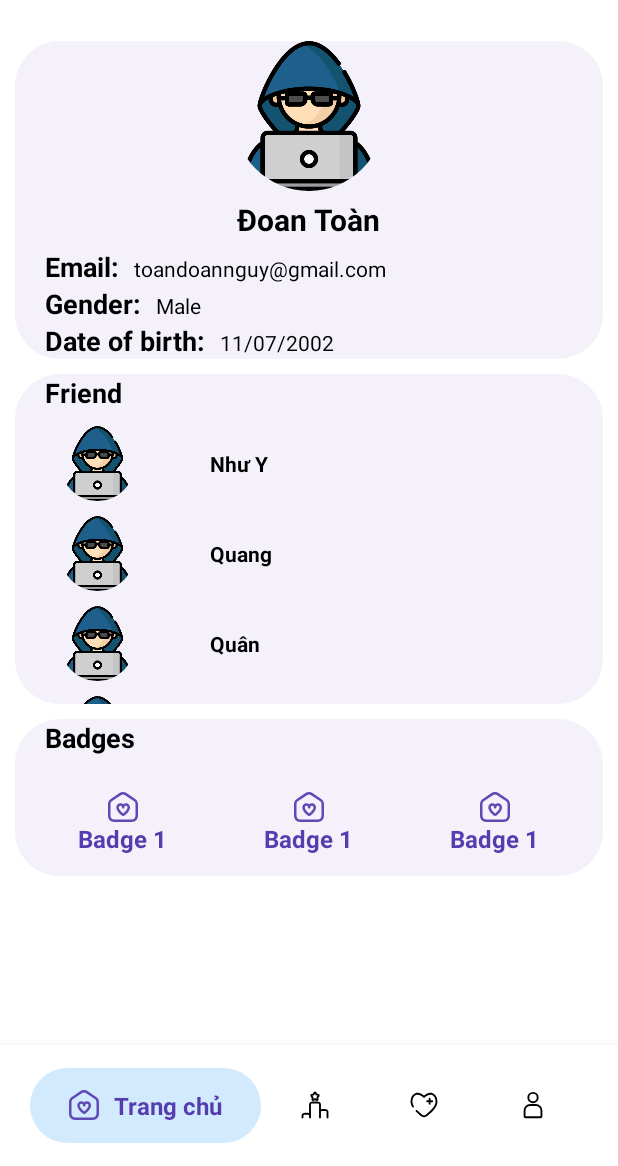
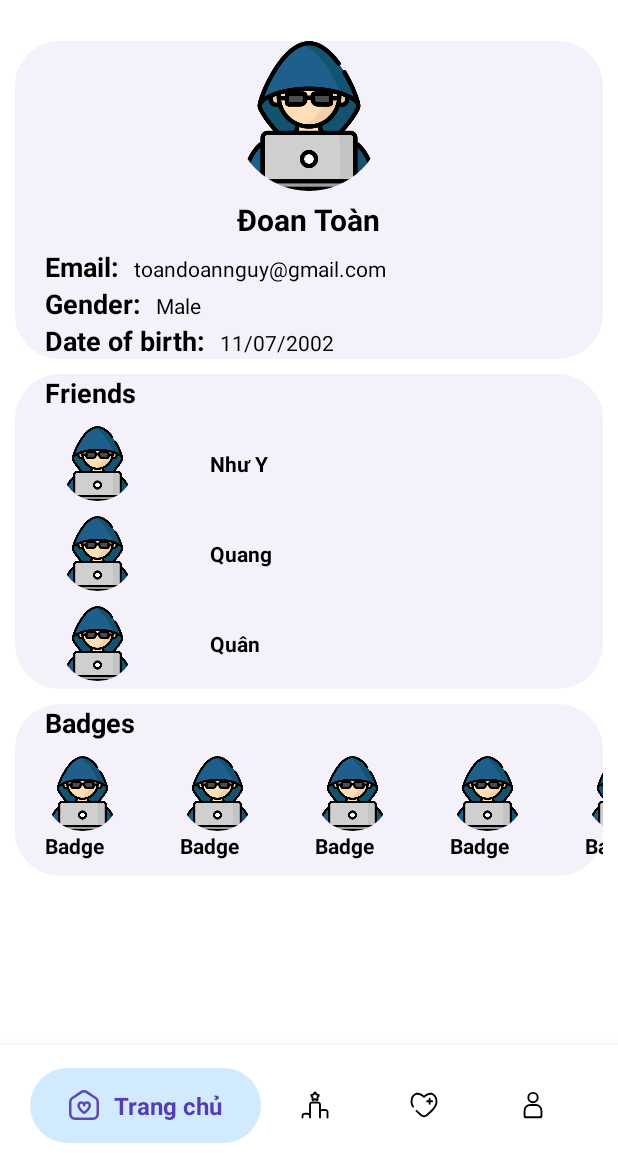
Before and after one commit to QuangXYZ/HealthTrack, an Android app: the fragment ProfileFragment placed in its activity, on a phone screen of 412 x 824 dp, the part 70-1236 px from its top. Run offline under Robolectric (Android 15) with nearby library versions, the light colour scheme and no system bars; our stand-ins replace CircleImageView.

Commit message:
create Badges.java, badge_view.xml, BadgesAdapter.java - delete ProfileActivity.java

```diff
--- /dev/null
+++ b/app/src/main/java/com/example/healthtrack/Models/Badges.java
@@ -0,0 +1,30 @@
+package com.example.healthtrack.Models;
+
+import android.media.Image;
+import android.widget.TextView;
+
+public class Badges {
+    String title;
+    int image;
+
+    public Badges(String title, int image) {
+        this.title = title;
+        this.image = image;
+    }
+
+    public String getTitle() {
+        return title;
+    }
+
+    public void setTitle(String title) {
+        this.title = title;
+    }
+
+    public int getImage() {
+        return image;
+    }
+
+    public void setImage(int image) {
+        this.image = image;
+    }
+}
--- /dev/null
+++ b/app/src/main/java/com/example/healthtrack/Views/Adapters/BadgesAdapter.java
@@ -0,0 +1,53 @@
+package com.example.healthtrack.Views.Adapters;
+
+import android.content.Context;
+import android.view.LayoutInflater;
+import android.view.View;
+import android.view.ViewGroup;
+import android.widget.ImageView;
+import android.widget.TextView;
+
+import androidx.annotation.NonNull;
+import androidx.recyclerview.widget.RecyclerView;
+
+import com.example.healthtrack.Models.Badges;
+import com.example.healthtrack.R;
+
+import java.util.List;
+
+public class BadgesAdapter extends RecyclerView.Adapter<BadgesAdapter.BadgeViewHolder> {
+    Context context;
+    List<Badges> badges;
+
+    public BadgesAdapter(Context context, List<Badges> badges){
+        this.context = context;
+        this.badges = badges;
+    }
+
+    @NonNull
+    @Override
+    public BadgeViewHolder onCreateViewHolder(@NonNull ViewGroup parent, int viewType) {
+        return new BadgeViewHolder(LayoutInflater.from(context).inflate(R.layout.badge_view, parent, false));
+    }
+
+    @Override
+    public void onBindViewHolder(@NonNull BadgeViewHolder holder, int position) {
+        holder.badgeName.setText(badges.get(position).getTitle());
+        holder.badgeAva.setImageResource(badges.get(position).getImage());
+    }
+
+    @Override
+    public int getItemCount() {
+        return badges.size();
+    }
+
+    public class BadgeViewHolder extends RecyclerView.ViewHolder{
+        ImageView badgeAva;
+        TextView badgeName;
+        public BadgeViewHolder(@NonNull View itemView){
+            super(itemView);
+            badgeAva = itemView.findViewById(R.id.badgeAva);
+            badgeName = itemView.findViewById(R.id.badgeName);
+        }
+    }
+}
--- a/app/src/main/java/com/example/healthtrack/Views/Fragment/ProfileFragment.java
+++ b/app/src/main/java/com/example/healthtrack/Views/Fragment/ProfileFragment.java
@@ -1,6 +1,5 @@
 package com.example.healthtrack.Views.Fragment;
 
-import android.app.Activity;
 import android.os.Bundle;
 
 import androidx.fragment.app.Fragment;
@@ -11,8 +10,10 @@ import android.view.LayoutInflater;
 import android.view.View;
 import android.view.ViewGroup;
 
+import com.example.healthtrack.Models.Badges;
 import com.example.healthtrack.Models.Friends;
 import com.example.healthtrack.R;
+import com.example.healthtrack.Views.Adapters.BadgesAdapter;
 import com.example.healthtrack.Views.Adapters.FriendsAdapter;
 
 import java.util.ArrayList;
@@ -20,32 +21,48 @@ import java.util.List;
 
 public class ProfileFragment extends Fragment {
     RecyclerView listFriendRecyclerview;
+    RecyclerView listBadgeRecyclerview;
 
     FriendsAdapter adapter;
+    BadgesAdapter adapter_1;
     ArrayList<Friends> friends;
+    ArrayList<Badges> badges;
 
     @Override
     public View onCreateView(LayoutInflater inflater, ViewGroup container,
                              Bundle savedInstanceState) {
-        View view =  inflater.inflate(R.layout.fragment_profile, container, false);
+        View view = inflater.inflate(R.layout.fragment_profile, container, false);
         innit(view);
         return view;
     }
 
-    private void innit(View view){
+    private void innit(View view) {
         listFriendRecyclerview = view.findViewById(R.id.listFriends);
-        List<Friends> friends = new ArrayList<Friends>();
+        List<Friends> friends = new ArrayList<>();
         friends.add(new Friends("Như Y", R.drawable.avatar));
         friends.add(new Friends("Quang", R.drawable.avatar));
         friends.add(new Friends("Quân", R.drawable.avatar));
-        friends.add(new Friends("Quân", R.drawable.avatar));
-        friends.add(new Friends("Quân", R.drawable.avatar));
-        friends.add(new Friends("Quân", R.drawable.avatar));
-        friends.add(new Friends("Quân", R.drawable.avatar));
-        friends.add(new Friends("Quân", R.drawable.avatar));
-        adapter = new FriendsAdapter((Activity) getContext(),friends);
+        friends.add(new Friends("Toàn", R.drawable.avatar));
+        friends.add(new Friends("1", R.drawable.avatar));
+        friends.add(new Friends("2", R.drawable.avatar));
+        friends.add(new Friends("3", R.drawable.avatar));
+        friends.add(new Friends("4", R.drawable.avatar));
+        adapter = new FriendsAdapter(getContext(), friends);
         listFriendRecyclerview.setLayoutManager(new LinearLayoutManager(getContext(), RecyclerView.VERTICAL, false));
         listFriendRecyclerview.setAdapter(adapter);
         listFriendRecyclerview.setNestedScrollingEnabled(true);
+
+        listBadgeRecyclerview = view.findViewById(R.id.listBadges);
+        List<Badges> badges = new ArrayList<>();
+        badges.add(new Badges("Badge 1", R.drawable.avatar));
+        badges.add(new Badges("Badge 2", R.drawable.avatar));
+        badges.add(new Badges("Badge 3", R.drawable.avatar));
+        badges.add(new Badges("Badge 4", R.drawable.avatar));
+        badges.add(new Badges("Badge 5", R.drawable.avatar));
+        badges.add(new Badges("Badge 6", R.drawable.avatar));
+        adapter_1 = new BadgesAdapter(getContext(), badges);
+        listBadgeRecyclerview.setLayoutManager(new LinearLayoutManager(getContext(), RecyclerView.HORIZONTAL, false));
+        listBadgeRecyclerview.setAdapter(adapter_1);
+        listBadgeRecyclerview.setNestedScrollingEnabled(true);
     }
 }
--- a/app/src/main/java/com/example/healthtrack/Views/ProfileActivity.java
+++ /dev/null
@@ -1,39 +0,0 @@
-package com.example.healthtrack.Views;
-
-import androidx.appcompat.app.AppCompatActivity;
-import androidx.recyclerview.widget.LinearLayoutManager;
-import androidx.recyclerview.widget.RecyclerView;
-
-import android.os.Bundle;
-
-import com.example.healthtrack.Models.Friends;
-import com.example.healthtrack.R;
-import com.example.healthtrack.Views.Adapters.FriendsAdapter;
-
-import java.util.ArrayList;
-import java.util.List;
-
-public class ProfileActivity extends AppCompatActivity {
-
-    @Override
-    protected void onCreate(Bundle savedInstanceState) {
-        super.onCreate(savedInstanceState);
-        setContentView(R.layout.fragment_profile);
-
-        RecyclerView recyclerView = findViewById(R.id.listFriends);
-
-        List<Friends> friends = new ArrayList<Friends>();
-        friends.add(new Friends("Như Y", R.drawable.avatar));
-        friends.add(new Friends("Quang", R.drawable.avatar));
-        friends.add(new Friends("Quân", R.drawable.avatar));
-        friends.add(new Friends("Quân", R.drawable.avatar));
-        friends.add(new Friends("Quân", R.drawable.avatar));
-        friends.add(new Friends("Quân", R.drawable.avatar));
-        friends.add(new Friends("Quân", R.drawable.avatar));
-        friends.add(new Friends("Quân", R.drawable.avatar));
-
-
-        recyclerView.setLayoutManager(new LinearLayoutManager(this));
-        recyclerView.setAdapter(new FriendsAdapter(getApplicationContext(), friends));
-    }
-}
--- /dev/null
+++ b/app/src/main/res/layout/badge_view.xml
@@ -0,0 +1,23 @@
+<?xml version="1.0" encoding="utf-8"?>
+<LinearLayout xmlns:android="http://schemas.android.com/apk/res/android"
+    android:layout_width="wrap_content"
+    android:layout_height="80dp"
+    android:layout_marginLeft="20dp"
+    android:layout_marginRight="20dp"
+    android:layout_marginTop="10dp"
+    android:orientation="vertical">
+
+    <de.hdodenhof.circleimageview.CircleImageView
+        android:id="@+id/badgeAva"
+        android:layout_width="50dp"
+        android:layout_height="50dp"
+        android:layout_gravity="center_vertical"
+        android:src="@drawable/avatar"/>
+    <TextView
+        android:id="@+id/badgeName"
+        android:layout_width="match_parent"
+        android:layout_height="wrap_content"
+        android:layout_gravity="center_vertical"
+        android:textStyle="bold"
+        android:textColor="@android:color/black"/>
+</LinearLayout>
--- a/app/src/main/res/layout/fragment_profile.xml
+++ b/app/src/main/res/layout/fragment_profile.xml
@@ -116,7 +116,7 @@
 
             <LinearLayout
                 android:layout_width="match_parent"
-                android:layout_height="220dp"
+                android:layout_height="210dp"
                 android:layout_marginLeft="10dp"
                 android:layout_marginTop="10dp"
                 android:layout_marginRight="10dp"
@@ -127,7 +127,7 @@
                     android:layout_width="match_parent"
                     android:layout_height="wrap_content"
                     android:layout_marginLeft="20dp"
-                    android:text="Friend"
+                    android:text="Friends"
                     android:textColor="@android:color/black"
                     android:textSize="18sp"
                     android:textStyle="bold" />
@@ -157,102 +157,11 @@
                     android:textSize="18sp"
                     android:textStyle="bold" />
 
-                <LinearLayout
-                    android:id="@+id/badges"
+                <androidx.recyclerview.widget.RecyclerView
+                    android:id="@+id/listBadges"
                     android:layout_width="match_parent"
-                    android:layout_height="wrap_content"
-                    android:layout_gravity="bottom"
-                    android:layout_marginTop="10dp"
-                    android:background="@drawable/container_radius"
-                    android:gravity="center"
-                    android:orientation="horizontal"
-                    android:padding="10dp"
-                    android:weightSum="3">
-
-                    <LinearLayout
-                        android:id="@+id/badges1"
-                        android:layout_width="wrap_content"
-                        android:layout_height="50dp"
-                        android:layout_weight="1"
-                        android:gravity="center"
-                        android:orientation="vertical"
-                        android:paddingStart="5dp"
-                        android:paddingEnd="5dp">
-
-                        <ImageView
-                            android:id="@+id/badges1_img"
-                            android:layout_width="20dp"
-                            android:layout_height="wrap_content"
-                            android:adjustViewBounds="true"
-                            android:src="@drawable/home_select" />
-
-                        <TextView
-                            android:id="@+id/badges1_tv"
-                            android:layout_width="wrap_content"
-                            android:layout_height="wrap_content"
-                            android:layout_gravity="center"
-                            android:text="Badge 1"
-                            android:textColor="@color/blue"
-                            android:textSize="16sp"
-                            android:textStyle="bold" />
-                    </LinearLayout>
-
-                    <LinearLayout
-                        android:id="@+id/badges2"
-                        android:layout_width="wrap_content"
-                        android:layout_height="50dp"
-                        android:layout_weight="1"
-                        android:gravity="center"
-                        android:orientation="vertical"
-                        android:paddingStart="5dp"
-                        android:paddingEnd="5dp">
-
-                        <ImageView
-                            android:id="@+id/badges2_img"
-                            android:layout_width="20dp"
-                            android:layout_height="wrap_content"
-                            android:adjustViewBounds="true"
-                            android:src="@drawable/home_select" />
-
-                        <TextView
-                            android:id="@+id/badges2_tv"
-                            android:layout_width="wrap_content"
-                            android:layout_height="wrap_content"
-                            android:layout_gravity="center"
-                            android:text="Badge 1"
-                            android:textColor="@color/blue"
-                            android:textSize="16sp"
-                            android:textStyle="bold" />
-                    </LinearLayout>
-
-                    <LinearLayout
-                        android:id="@+id/badges3"
-                        android:layout_width="wrap_content"
-                        android:layout_height="50dp"
-                        android:layout_weight="1"
-                        android:gravity="center"
-                        android:orientation="vertical"
-                        android:paddingStart="5dp"
-                        android:paddingEnd="5dp">
-
-                        <ImageView
-                            android:id="@+id/badges3_img"
-                            android:layout_width="20dp"
-                            android:layout_height="wrap_content"
-                            android:adjustViewBounds="true"
-                            android:src="@drawable/home_select" />
-
-                        <TextView
-                            android:id="@+id/badges3_tv"
-                            android:layout_width="wrap_content"
-                            android:layout_height="wrap_content"
-                            android:layout_gravity="center"
-                            android:text="Badge 1"
-                            android:textColor="@color/blue"
-                            android:textSize="16sp"
-                            android:textStyle="bold" />
-                    </LinearLayout>
-                </LinearLayout>
+                    android:layout_height="match_parent">
+                </androidx.recyclerview.widget.RecyclerView>
             </LinearLayout>
         </LinearLayout>
     </ScrollView>
```
